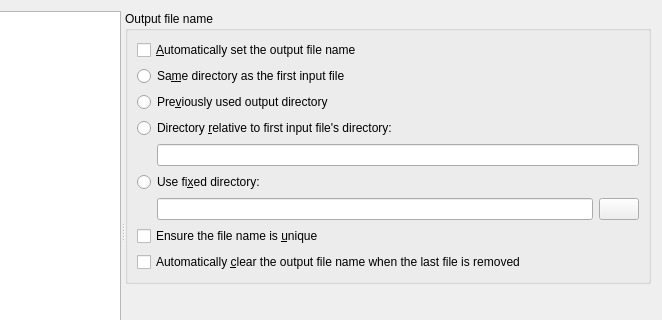
Qt form src/mkvtoolnix-gui/forms/main_window/preferences_dialog.ui (jpsdr/MKVToolnix-Windows-7) before a commit; both pictures show x 151 to 813 and y 0 to 320 of the 813 by 489 pixel window.
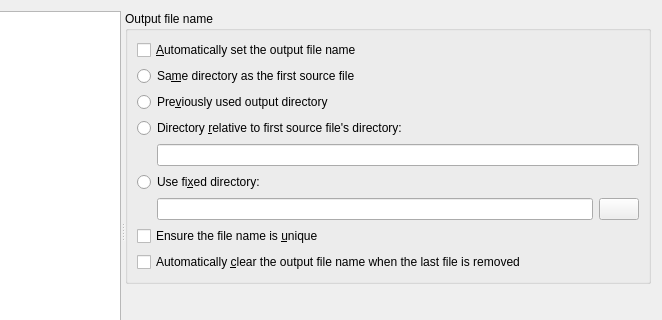
The same form after that commit. The open tabs and pages were chosen to show the change. Icons and pictures are not drawn. Custom widgets are drawn as their Qt base class.

Commit message: all programs: consistently use "source file" instead of "input file"

What changed in the file:
```diff
--- a/src/mkvtoolnix-gui/forms/main_window/preferences_dialog.ui
+++ b/src/mkvtoolnix-gui/forms/main_window/preferences_dialog.ui
@@ -764,7 +764,7 @@
            <item>
             <widget class="QRadioButton" name="rbMAutoSetSameDirectory">
              <property name="text">
-              <string>Sa&amp;me directory as the first input file</string>
+              <string>Sa&amp;me directory as the first source file</string>
              </property>
             </widget>
            </item>
@@ -778,7 +778,7 @@
            <item>
             <widget class="QRadioButton" name="rbMAutoSetRelativeDirectory">
              <property name="text">
-              <string>Directory &amp;relative to first input file's directory:</string>
+              <string>Directory &amp;relative to first source file's directory:</string>
              </property>
             </widget>
            </item>
```
Left out of the diff: 2 changed lines with no effect on the pictures. The commit also changes 15 other files.
